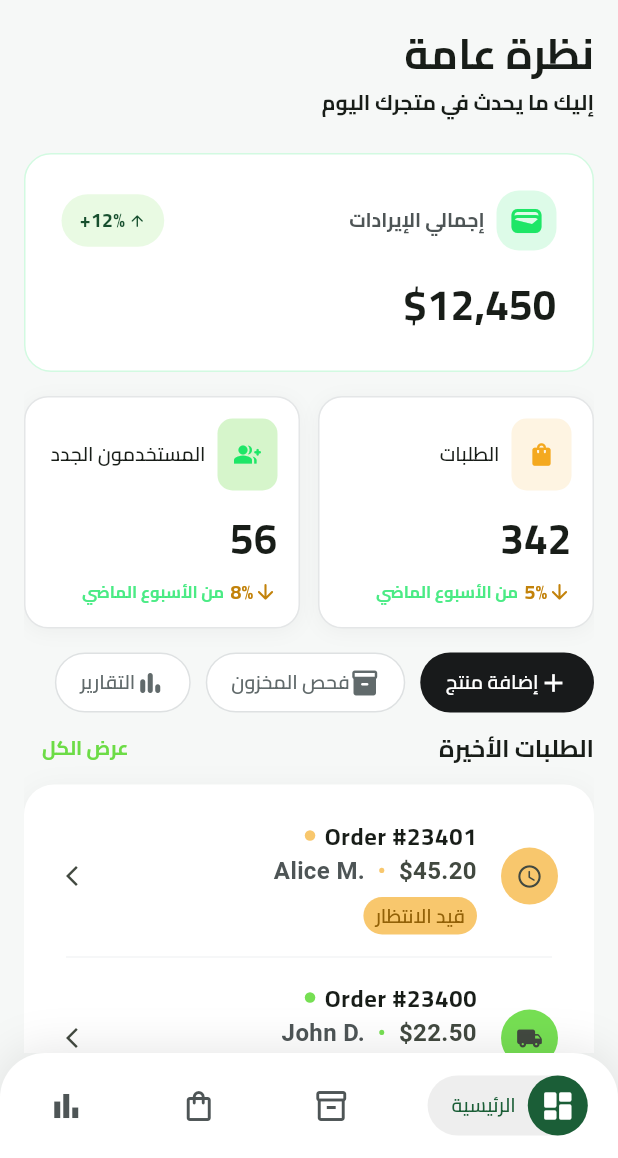
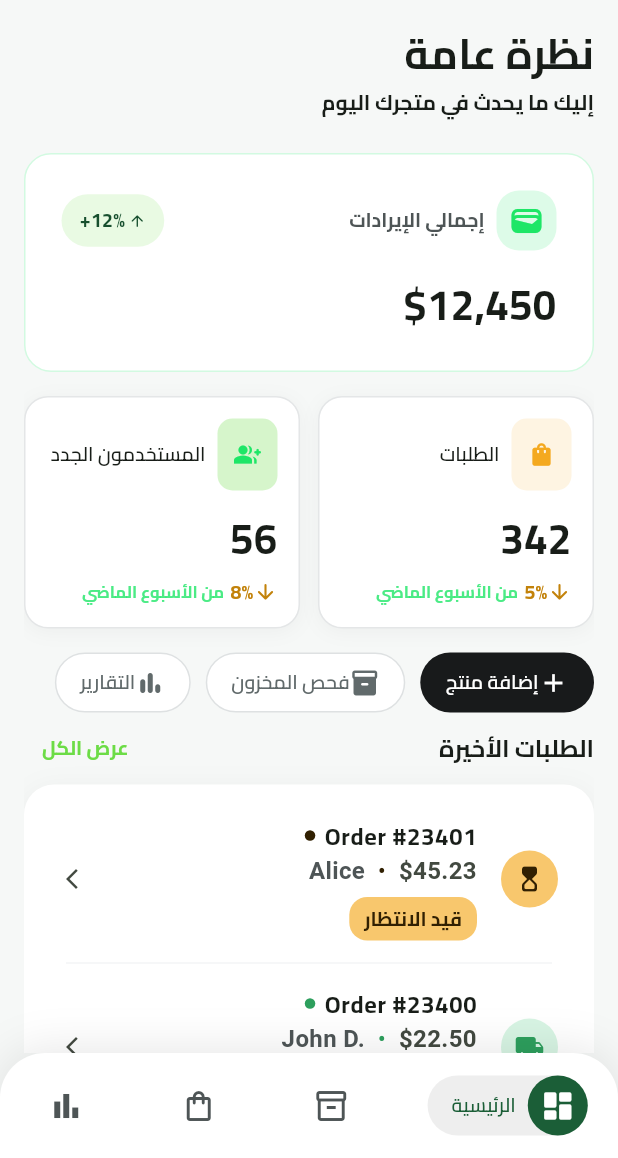
Before and after one commit to JafarKMarouf/Dashboard-Fruits-Hub, a Flutter app: the AppShell screen opened by its route, on a phone screen of 412 x 824 dp, the part 78-1236 px from its top. Run offline on Flutter 3.47's test engine with Material 3 defaults, Android fonts, the phone set to English and light mode, and no system bars; our stand-ins replace cloud_firestore, dartz, equatable, firebase_auth, firebase_core, flutter_bloc and 9 more; missing offline and left inert: cached_network_image_ce; accounts and stored records are empty.

Commit message:
refactor: update order entity structure and enhance order status handling

```diff
--- /dev/null
+++ b/lib/features/dashboard/domain/entities/mock_orders.dart
@@ -0,0 +1,27 @@
+// Mock data
+import 'package:dashboard_fruit_hub/features/orders/domain/entities/order_entity.dart';
+import 'package:dashboard_fruit_hub/features/orders/domain/entities/order_status.dart';
+import 'package:dashboard_fruit_hub/features/orders/domain/entities/shipping_address_entity.dart';
+
+class MockOrders {
+  static const List<OrderEntity> recent = [
+    OrderEntity(
+      id: '#23401',
+      status: OrderStatus.pending,
+      finalTotal: 45.23,
+      shippingAddress: ShippingAddressEntity(name: 'Alice'),
+    ),
+    OrderEntity(
+      id: '#23400',
+      shippingAddress: ShippingAddressEntity(name: 'John D.'),
+      finalTotal: 22.50,
+      status: OrderStatus.shipped,
+    ),
+    OrderEntity(
+      id: '#23399',
+      shippingAddress: ShippingAddressEntity(name: 'Sarah K.'),
+      finalTotal: 22.50,
+      status: OrderStatus.delivered,
+    ),
+  ];
+}
--- a/lib/features/dashboard/domain/entities/order_entity.dart
+++ /dev/null
@@ -1,68 +0,0 @@
-enum OrderStatus { pending, shipped, delivered }
-
-class OrderEntity {
-  final String id;
-  final String customerName;
-  final double amount;
-  final OrderStatus status;
-
-  const OrderEntity({
-    required this.id,
-    required this.customerName,
-    required this.amount,
-    required this.status,
-  });
-
-  String get statusAr {
-    switch (status) {
-      case OrderStatus.pending:
-        return 'قيد الانتظار';
-      case OrderStatus.shipped:
-        return 'تم الشحن';
-      case OrderStatus.delivered:
-        return 'تم التسليم';
-    }
-  }
-}
-
-// Mock data
-class MockOrders {
-  static const List<OrderEntity> recent = [
-    OrderEntity(
-      id: '#23401',
-      customerName: 'Alice M.',
-      amount: 45.20,
-      status: OrderStatus.pending,
-    ),
-    OrderEntity(
-      id: '#23400',
-      customerName: 'John D.',
-      amount: 22.50,
-      status: OrderStatus.shipped,
-    ),
-    OrderEntity(
-      id: '#23399',
-      customerName: 'Sarah K.',
-      amount: 67.00,
-      status: OrderStatus.delivered,
-    ),
-    OrderEntity(
-      id: '#23401',
-      customerName: 'Alice M.',
-      amount: 45.20,
-      status: OrderStatus.pending,
-    ),
-    OrderEntity(
-      id: '#23401',
-      customerName: 'Alice M.',
-      amount: 45.20,
-      status: OrderStatus.pending,
-    ),
-    OrderEntity(
-      id: '#23401',
-      customerName: 'Alice M.',
-      amount: 45.20,
-      status: OrderStatus.pending,
-    ),
-  ];
-}
--- a/lib/features/dashboard/presentation/views/dashboard/widgets/animated_order_item.dart
+++ b/lib/features/dashboard/presentation/views/dashboard/widgets/animated_order_item.dart
@@ -1,6 +1,6 @@
+import 'package:dashboard_fruit_hub/features/orders/domain/entities/order_entity.dart';
 import 'package:flutter/material.dart';
 
-import '../../../../domain/entities/order_entity.dart';
 import 'order_item.dart';
 
 class AnimatedOrderItem extends StatelessWidget {
--- a/lib/features/dashboard/presentation/views/dashboard/widgets/dashboard_view_body.dart
+++ b/lib/features/dashboard/presentation/views/dashboard/widgets/dashboard_view_body.dart
@@ -1,14 +1,15 @@
+import 'package:dashboard_fruit_hub/features/dashboard/domain/entities/mock_orders.dart';
 import 'package:dashboard_fruit_hub/features/dashboard/presentation/views/dashboard/widgets/build_action_buttons.dart';
 import 'package:dashboard_fruit_hub/features/dashboard/presentation/views/dashboard/widgets/build_header.dart';
 import 'package:dashboard_fruit_hub/features/dashboard/presentation/views/dashboard/widgets/build_recent_orders_header.dart';
 import 'package:dashboard_fruit_hub/features/dashboard/presentation/views/dashboard/widgets/build_stats_row.dart';
 import 'package:dashboard_fruit_hub/core/shared/widgets/main_app_bar.dart';
 import 'package:dashboard_fruit_hub/features/dashboard/presentation/views/dashboard/widgets/revenue_card.dart';
+import 'package:dashboard_fruit_hub/features/orders/domain/entities/order_entity.dart';
 import 'package:flutter/material.dart';
 
 import '../../../../../../core/l10n/l10n.dart';
 import '../../../../../../core/utils/constants.dart';
-import '../../../../domain/entities/order_entity.dart';
 import 'animated_order_item.dart';
 
 class DashboardViewBody extends StatefulWidget {
--- a/lib/features/dashboard/presentation/views/dashboard/widgets/order_item.dart
+++ b/lib/features/dashboard/presentation/views/dashboard/widgets/order_item.dart
@@ -1,47 +1,17 @@
 import 'package:dashboard_fruit_hub/core/shared/widgets/app_text_widget.dart';
+import 'package:dashboard_fruit_hub/features/orders/domain/entities/order_entity.dart';
+import 'package:dashboard_fruit_hub/features/orders/domain/entities/order_status.dart';
+import 'package:dashboard_fruit_hub/features/orders/presentation/views/widgets/order_status_badge.dart';
+import 'package:dashboard_fruit_hub/features/orders/presentation/views/widgets/status_icon_circle.dart';
 import 'package:flutter/material.dart';
 
 import '../../../../../../core/utils/styles/app_colors.dart';
 import '../../../../../../core/utils/styles/app_text_styles.dart';
-import '../../../../domain/entities/order_entity.dart';
 
 class OrderItem extends StatelessWidget {
   final OrderEntity order;
 
   const OrderItem({super.key, required this.order});
-
-  Color get _statusColor {
-    switch (order.status) {
-      case OrderStatus.pending:
-        return AppColors.secondaryDark;
-      case OrderStatus.shipped:
-        return AppColors.primaryDark;
-      case OrderStatus.delivered:
-        return AppColors.primaryDark;
-    }
-  }
-
-  Color get _statusBgColor {
-    switch (order.status) {
-      case OrderStatus.pending:
-        return AppColors.secondaryLight;
-      case OrderStatus.shipped:
-        return AppColors.primaryLight;
-      case OrderStatus.delivered:
-        return AppColors.success;
-    }
-  }
-
-  IconData get _statusIcon {
-    switch (order.status) {
-      case OrderStatus.pending:
-        return Icons.access_time_rounded;
-      case OrderStatus.shipped:
-        return Icons.local_shipping_rounded;
-      case OrderStatus.delivered:
-        return Icons.check_circle_rounded;
-    }
-  }
 
   @override
   Widget build(BuildContext context) {
@@ -49,15 +19,7 @@ class OrderItem extends StatelessWidget {
       child: ListTile(
         contentPadding: const EdgeInsets.symmetric(horizontal: 12, vertical: 6),
         trailing: const Icon(Icons.arrow_forward_ios, size: 16),
-        leading: Container(
-          width: 38,
-          height: 38,
-          decoration: BoxDecoration(
-            color: _statusBgColor,
-            shape: BoxShape.circle,
-          ),
-          child: Icon(_statusIcon, size: 18),
-        ),
+        leading: StatusIconCircle(status: order.status),
         title: Row(
           crossAxisAlignment: CrossAxisAlignment.center,
           children: [
@@ -70,7 +32,7 @@ class OrderItem extends StatelessWidget {
               width: 7,
               height: 7,
               decoration: BoxDecoration(
-                color: _statusBgColor,
+                color: order.status.fg,
                 shape: BoxShape.circle,
               ),
             ),
@@ -83,7 +45,7 @@ class OrderItem extends StatelessWidget {
               TextSpan(
                 children: [
                   TextSpan(
-                    text: order.customerName,
+                    text: order.shippingAddress!.name!,
                     style: AppTextStyles.styleBold16.copyWith(
                       color: AppColors.grayscale500,
                     ),
@@ -91,30 +53,18 @@ class OrderItem extends StatelessWidget {
                   TextSpan(
                     text: '  •  ',
                     style: AppTextStyles.styleRegular16.copyWith(
-                      color: _statusBgColor,
+                      color: order.status.fg,
                     ),
                   ),
                   TextSpan(
-                    text: '\$${order.amount.toStringAsFixed(2)}',
+                    text: '\$${order.finalTotal.toStringAsFixed(2)}',
                     style: AppTextStyles.styleBold16,
                   ),
                 ],
               ),
             ),
             const SizedBox(height: 6),
-            Container(
-              padding: const EdgeInsets.symmetric(horizontal: 8, vertical: 3),
-              decoration: BoxDecoration(
-                color: _statusBgColor,
-                borderRadius: BorderRadius.circular(20),
-              ),
-              child: AppTextWidget(
-                order.statusAr,
-                style: AppTextStyles.styleSemiBold13.copyWith(
-                  color: _statusColor,
-                ),
-              ),
-            ),
+            OrderStatusBadge(status: order.status),
           ],
         ),
       ),
--- a/lib/features/orders/domain/entities/order_entity.dart
+++ b/lib/features/orders/domain/entities/order_entity.dart
@@ -3,38 +3,38 @@ import 'order_status.dart';
 import 'shipping_address_entity.dart';
 
 class OrderEntity {
-  final String id;
+  final String? id;
 
-  final String userId;
+  final String? userId;
 
-  final ShippingAddressEntity shippingAddress;
+  final ShippingAddressEntity? shippingAddress;
 
-  final List<OrderItemEntity> items;
+  final List<OrderItemEntity>? items;
 
-  final double totalPrice;
+  final double? totalPrice;
 
   final double finalTotal;
 
-  final String payMethod;
+  final String? payMethod;
 
   final OrderStatus status;
 
-  final DateTime createdAt;
+  final DateTime? createdAt;
 
-  final DateTime updatedAt;
+  final DateTime? updatedAt;
 
   const OrderEntity({
-    required this.id,
-    required this.userId,
-    required this.shippingAddress,
-    required this.items,
-    required this.totalPrice,
+    this.id,
+    this.userId,
+    this.shippingAddress,
+    this.items,
+    this.totalPrice,
     required this.finalTotal,
-    required this.payMethod,
+    this.payMethod,
     required this.status,
-    required this.createdAt,
-    required this.updatedAt,
+    this.createdAt,
+    this.updatedAt,
   });
 
-  int get totalQuantity => items.fold(0, (sum, i) => sum + i.quantity);
+  int get totalQuantity => items!.fold(0, (sum, i) => sum + i.quantity);
 }
--- a/lib/features/orders/domain/entities/shipping_address_entity.dart
+++ b/lib/features/orders/domain/entities/shipping_address_entity.dart
@@ -1,15 +1,15 @@
 class ShippingAddressEntity {
-  final String name;
-  final String phone;
-  final String email;
-  final String city;
-  final String state;
+  final String? name;
+  final String? phone;
+  final String? email;
+  final String? city;
+  final String? state;
 
   const ShippingAddressEntity({
-    required this.name,
-    required this.phone,
-    required this.email,
-    required this.city,
-    required this.state,
+    this.name,
+    this.phone,
+    this.email,
+    this.city,
+    this.state,
   });
 }
--- a/lib/features/orders/presentation/views/widgets/orders_list.dart
+++ b/lib/features/orders/presentation/views/widgets/orders_list.dart
@@ -53,7 +53,7 @@ class OrdersList extends StatelessWidget {
               onTap: () => onOrderTap(order),
               onStatusChanged: (status) => context
                   .read<OrdersCubit>()
-                  .updateStatus(orderId: order.id, status: status),
+                  .updateStatus(orderId: order.id!, status: status),
             );
           }, childCount: orders.length),
         );
```
Also changed, not shown: lib/features/orders/domain/entities/order_status.dart (+42 -0 lines), lib/features/orders/presentation/views/widgets/order_card.dart (+3 -7 lines), lib/features/orders/presentation/views/widgets/order_status_badge.dart (+4 -34 lines), lib/features/orders/presentation/views/widgets/status_icon_circle.dart (+2 -43 lines).
